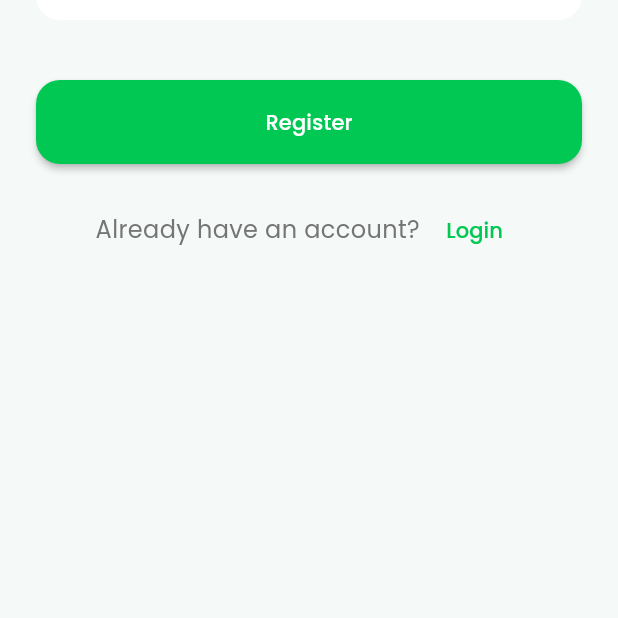
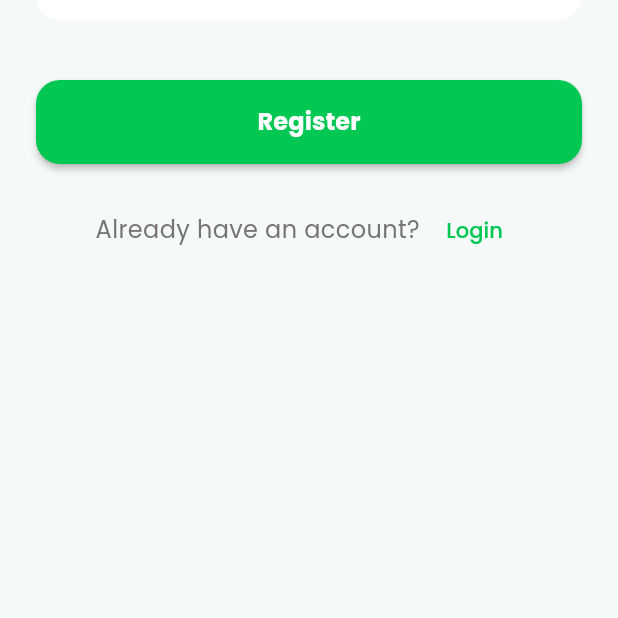
Before and after one commit to poorna-nag/EcoSathi, a Flutter app: the RegisterScreen screen opened directly with empty values, on a phone screen of 412 x 824 dp, the part 565-1183 px from its top. Run offline on Flutter 3.47's test engine with Material 3 defaults, Android fonts, the phone set to English and light mode, and no system bars; our stand-ins replace cloud_firestore, equatable, firebase_auth, firebase_core, flutter_bloc, get_it and 2 more; accounts and stored records are empty.

```diff
--- /dev/null
+++ b/flutter_launcher_icons.yaml
@@ -0,0 +1,5 @@
+flutter_launcher_icons:
+  android: "launcher_icon"
+  ios: true
+  image_path: "assets/images/app_icon.png"
+  min_sdk_android: 21
--- a/lib/core/theme/app_theme.dart
+++ b/lib/core/theme/app_theme.dart
@@ -40,7 +40,7 @@ class AppTheme {
         style: ElevatedButton.styleFrom(
           backgroundColor: AppColors.primary,
           foregroundColor: Colors.white,
-          minimumSize: const Size(double.infinity, 56),
+          minimumSize: const Size(0, 56), // Allow flexible width
           shape:
               RoundedRectanglePlatform.isAndroid ||
                   RoundedRectanglePlatform.isIOS
--- /dev/null
+++ b/lib/core/widgets/custom_button.dart
@@ -0,0 +1,53 @@
+import 'package:flutter/material.dart';
+
+class CustomButton extends StatelessWidget {
+  final String text;
+  final VoidCallback onPressed;
+  final bool isLoading;
+  final Color? backgroundColor;
+  final Color? foregroundColor;
+  final double? width;
+  final double height;
+
+  const CustomButton({
+    super.key,
+    required this.text,
+    required this.onPressed,
+    this.isLoading = false,
+    this.backgroundColor,
+    this.foregroundColor,
+    this.width = double.infinity,
+    this.height = 56,
+  });
+
+  @override
+  Widget build(BuildContext context) {
+    return SizedBox(
+      width: width,
+      height: height,
+      child: ElevatedButton(
+        onPressed: isLoading ? null : onPressed,
+        style: ElevatedButton.styleFrom(
+          backgroundColor: backgroundColor,
+          foregroundColor: foregroundColor,
+        ),
+        child: isLoading
+            ? const SizedBox(
+                height: 20,
+                width: 20,
+                child: CircularProgressIndicator(
+                  strokeWidth: 2,
+                  valueColor: AlwaysStoppedAnimation<Color>(Colors.white),
+                ),
+              )
+            : Text(
+                text,
+                style: const TextStyle(
+                  fontSize: 16,
+                  fontWeight: FontWeight.bold,
+                ),
+              ),
+      ),
+    );
+  }
+}
--- a/lib/features/auth/presentation/screens/register_screen.dart
+++ b/lib/features/auth/presentation/screens/register_screen.dart
@@ -6,6 +6,7 @@ import '../bloc/auth_bloc.dart';
 import '../bloc/auth_event.dart';
 import '../bloc/auth_state.dart';
 import '../../data/models/user_model.dart';
+import '../../../../core/widgets/custom_button.dart';
 
 class RegisterScreen extends StatefulWidget {
   final UserRole selectedRole;
@@ -19,6 +20,7 @@ class _RegisterScreenState extends State<RegisterScreen> {
   final TextEditingController _nameController = TextEditingController();
   final TextEditingController _phoneController = TextEditingController();
   final TextEditingController _passwordController = TextEditingController();
+  final _formKey = GlobalKey<FormState>();
 
   @override
   Widget build(BuildContext context) {
@@ -50,6 +52,8 @@ class _RegisterScreenState extends State<RegisterScreen> {
         body: SingleChildScrollView(
           child: Container(
             padding: const EdgeInsets.symmetric(horizontal: 24),
+            child: Form(
+              key: _formKey,
               child: Column(
                 crossAxisAlignment: CrossAxisAlignment.start,
                 children: [
@@ -65,26 +69,50 @@ class _RegisterScreenState extends State<RegisterScreen> {
                     style: Theme.of(context).textTheme.bodyMedium,
                   ),
                   const SizedBox(height: 40),
-                TextField(
+                  TextFormField(
                     controller: _nameController,
+                    validator: (value) {
+                      if (value == null || value.isEmpty) {
+                        return 'Please enter your full name';
+                      }
+                      return null;
+                    },
                     decoration: const InputDecoration(
                       prefixIcon: Icon(Icons.person_rounded),
                       hintText: 'Full Name',
                     ),
                   ),
                   const SizedBox(height: 20),
-                TextField(
+                  TextFormField(
                     controller: _phoneController,
                     keyboardType: TextInputType.phone,
+                    validator: (value) {
+                      if (value == null || value.isEmpty) {
+                        return 'Please enter your phone number';
+                      }
+                      if (value.length < 10) {
+                        return 'Please enter a valid phone number';
+                      }
+                      return null;
+                    },
                     decoration: const InputDecoration(
                       prefixIcon: Icon(Icons.phone_rounded),
                       hintText: AppStrings.enterPhone,
                     ),
                   ),
                   const SizedBox(height: 20),
-                TextField(
+                  TextFormField(
                     controller: _passwordController,
                     obscureText: true,
+                    validator: (value) {
+                      if (value == null || value.isEmpty) {
+                        return 'Please enter a password';
+                      }
+                      if (value.length < 6) {
+                        return 'Password must be at least 6 characters';
+                      }
+                      return null;
+                    },
                     decoration: const InputDecoration(
                       prefixIcon: Icon(Icons.lock_rounded),
                       hintText: 'Password',
@@ -93,11 +121,11 @@ class _RegisterScreenState extends State<RegisterScreen> {
                   const SizedBox(height: 40),
                   BlocBuilder<AuthBloc, AuthState>(
                     builder: (context, state) {
-                    if (state is AuthLoading) {
-                      return const Center(child: CircularProgressIndicator());
-                    }
-                    return ElevatedButton(
+                      return CustomButton(
+                        text: AppStrings.register,
+                        isLoading: state is AuthLoading,
                         onPressed: () {
+                          if (_formKey.currentState!.validate()) {
                             context.read<AuthBloc>().add(
                               RegisterEvent(
                                 name: _nameController.text,
@@ -106,8 +134,8 @@ class _RegisterScreenState extends State<RegisterScreen> {
                                 role: widget.selectedRole,
                               ),
                             );
+                          }
                         },
-                      child: const Text(AppStrings.register),
                       );
                     },
                   ),
@@ -128,6 +156,7 @@ class _RegisterScreenState extends State<RegisterScreen> {
             ),
           ),
         ),
+      ),
     );
   }
 }
--- a/lib/features/partner/presentation/screens/partner_home_screen.dart
+++ b/lib/features/partner/presentation/screens/partner_home_screen.dart
@@ -142,9 +142,11 @@ class PartnerHomeScreen extends StatelessWidget {
           ElevatedButton(
             onPressed: () {},
             style: ElevatedButton.styleFrom(
+              minimumSize: const Size(100, 40),
               backgroundColor: Colors.white,
               foregroundColor: AppColors.secondary,
               elevation: 0,
+              padding: const EdgeInsets.symmetric(horizontal: 16),
               shape: RoundedRectangleBorder(
                 borderRadius: BorderRadius.circular(12),
               ),
--- a/pubspec.yaml
+++ b/pubspec.yaml
@@ -53,6 +53,8 @@ dependencies:
   flutter_svg: ^2.0.17
   uuid: ^4.5.1
   json_annotation: ^4.9.0
+  get_it: ^9.2.1
+  logger: ^2.6.2
 
 dev_dependencies:
   flutter_test:
@@ -60,6 +62,7 @@ dev_dependencies:
   flutter_lints: ^5.0.0
   build_runner: ^2.4.15
   json_serializable: ^6.9.4
+  flutter_launcher_icons: ^0.14.4
 
 # For information on the generic Dart part of this file, see the
 # following page: https://dart.dev/tools/pub/pubspec
```
Also changed, not shown: lib/features/auth/data/repository_implementations/auth_repository_impl.dart (+29 -4 lines), lib/features/auth/presentation/screens/login_screen.dart (+33 -9 lines), lib/features/pickup/presentation/screens/user_home_screen.dart (+6 -3 lines), lib/injection_container.dart (added, +23 -0 lines), lib/main.dart (+17 -3 lines), assets/images/app_icon.png (added), pubspec.lock, 29 other files. Lines whose indentation alone changed are shown as unchanged.
